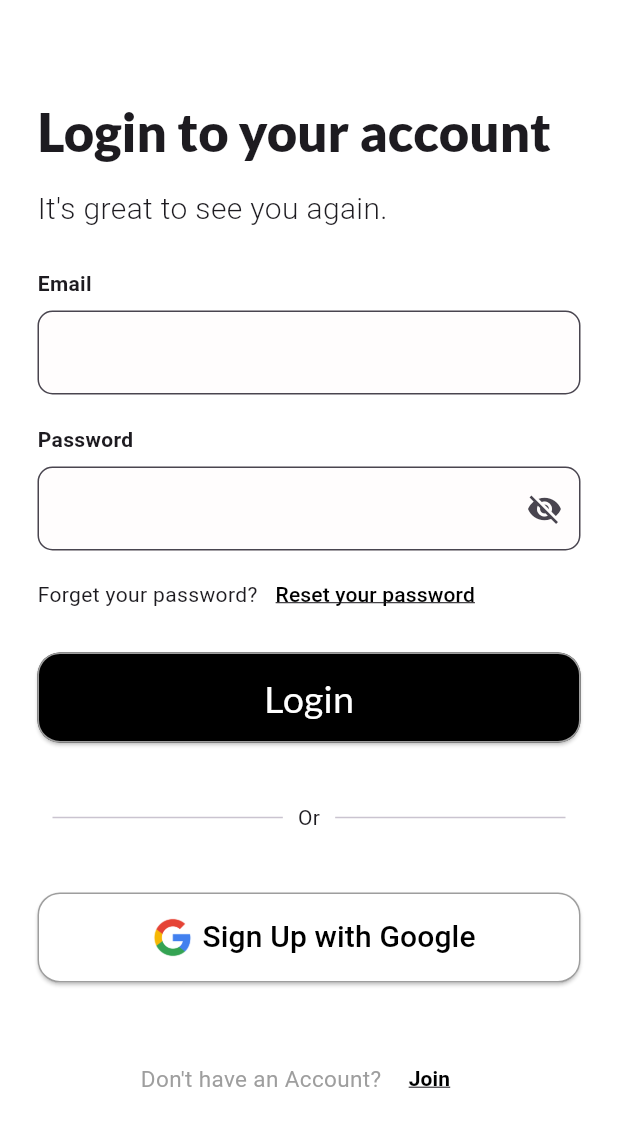
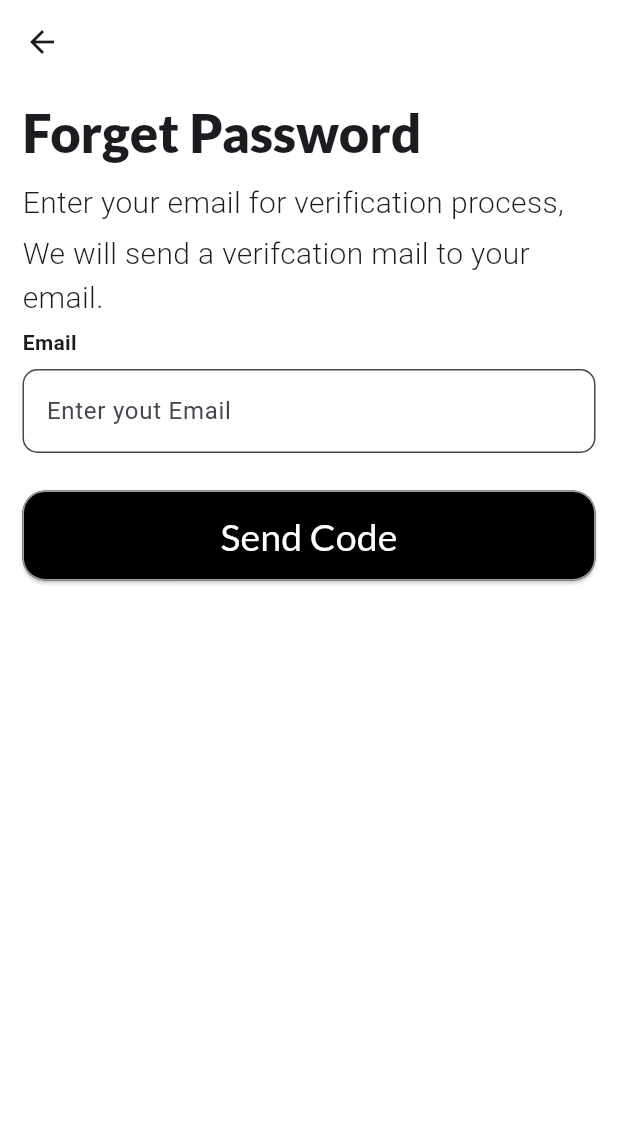
Before and after one commit to faiquefaizal/techmart-Ecommerce-user, a Flutter app: the screen it shows after launch, after a tap on "Get Started", after a tap on "Reset your password", on a phone screen of 412 x 824 dp. Shown: the top 1127 px of the screen. Run offline on Flutter 3.47's test engine with Material 3 defaults, Android fonts, the phone set to English and light mode, and no system bars; our stand-ins replace bloc, cloud_firestore, firebase_auth, firebase_core, flutter_bloc, google_fonts and 3 more; accounts and stored records are empty.

Commit message:
final commit of week1

```diff
--- a/lib/core/models/app_routes.dart
+++ b/lib/core/models/app_routes.dart
@@ -6,4 +6,5 @@ class AppRoutes {
   static const String privacyPolicy = "/privacyPolicy";
   static const String terms = "/termsandcondition";
   static const String home = "/homescreen";
+  static const String resetPassword = "/resetPassword";
 }
--- a/lib/core/widgets/form_field.dart
+++ b/lib/core/widgets/form_field.dart
@@ -7,12 +7,14 @@ class CustemTextFIeld extends StatefulWidget {
   final TextEditingController controller;
   final bool password;
   final bool readOnly;
+  String? Function(String?)? validator;
   CustemTextFIeld({
     required this.label,
     required this.hintText,
     required this.controller,
     this.password = false,
     this.readOnly = false,
+    this.validator,
   });
 
   @override
@@ -20,7 +22,14 @@ class CustemTextFIeld extends StatefulWidget {
 }
 
 class _CustemTextFIeldState extends State<CustemTextFIeld> {
-  bool _obscureText = false;
+  late bool _obscureText;
+  @override
+  void initState() {
+    // TODO: implement initState
+    super.initState();
+    _obscureText = widget.password;
+  }
+
   @override
   Widget build(BuildContext context) {
     return Column(
@@ -29,12 +38,14 @@ class _CustemTextFIeldState extends State<CustemTextFIeld> {
         SizedBox(height: 5),
         Text(widget.label, style: const TextStyle(fontWeight: FontWeight.w700)),
         const SizedBox(height: 8),
-        TextField(
+        TextFormField(
+          validator: widget.validator,
           readOnly: widget.readOnly,
           controller: widget.controller,
           obscureText: _obscureText,
 
           decoration: InputDecoration(
+            hintText: widget.hintText,
             filled: true,
             fillColor: const Color.fromARGB(255, 255, 253, 253),
             suffixIcon:
@@ -111,13 +122,15 @@ class DatePickerFormField extends StatelessWidget {
   final String label;
   final DateTime firstDate;
   final DateTime lastDate;
+  String? Function(String?)? validator;
 
-  const DatePickerFormField({
+  DatePickerFormField({
     super.key,
     required this.controller,
     required this.label,
     required this.firstDate,
     required this.lastDate,
+    this.validator,
   });
 
   @override
@@ -129,6 +142,7 @@ class DatePickerFormField extends StatelessWidget {
         Text(label, style: const TextStyle(fontWeight: FontWeight.w700)),
         const SizedBox(height: 8),
         TextFormField(
+          validator: validator,
           controller: controller,
           readOnly: true,
           style: const TextStyle(color: Color.fromARGB(255, 0, 0, 0)),
@@ -260,6 +274,8 @@ class PhoneNumberField extends StatelessWidget {
 
   final ValueChanged<String?> onCountryCodeChanged;
   final String label;
+
+  String? Function(String?)? validator;
   PhoneNumberField({
     super.key,
     required this.controller,
@@ -267,6 +283,7 @@ class PhoneNumberField extends StatelessWidget {
     required this.label,
     required this.onCountryCodeChanged,
     required this.hintText,
+    this.validator,
   });
 
   @override
@@ -306,12 +323,7 @@ class PhoneNumberField extends StatelessWidget {
                     borderSide: BorderSide(color: Colors.black),
                   ),
                 ),
-                validator: (value) {
-                  if (value == null || value.isEmpty) {
-                    return 'Please enter your phone number';
-                  }
-                  return null;
-                },
+                validator: validator,
               ),
             ),
           ],
--- a/lib/features/authentication/bloc/auth_bloc.dart
+++ b/lib/features/authentication/bloc/auth_bloc.dart
@@ -1,6 +1,7 @@
 import 'dart:developer';
 
 import 'package:bloc/bloc.dart';
+import 'package:firebase_auth/firebase_auth.dart';
 import 'package:meta/meta.dart';
 import 'package:shared_preferences/shared_preferences.dart';
 import 'package:techmart/features/authentication/service/Auth_service.dart';
@@ -37,9 +38,9 @@ class AuthBlocBloc extends Bloc<AuthBlocEvent, AuthBlocState> {
       } else {
         emit(UnAuthenticated());
       }
-    } catch (e) {
+    } on FirebaseAuthException catch (e) {
       log("errorauth");
-      emit(ErrorAuth(e.toString()));
+      emit(ErrorAuth(e.message.toString()));
     }
   }
 
@@ -61,9 +62,9 @@ class AuthBlocBloc extends Bloc<AuthBlocEvent, AuthBlocState> {
         log("unauthicatedstate");
         emit(UnAuthenticated());
       }
-    } catch (e) {
+    } on FirebaseAuthException catch (e) {
       log("error");
-      emit(ErrorAuth(e.toString()));
+      emit(ErrorAuth(e.message.toString()));
     }
   }
 
--- /dev/null
+++ b/lib/features/authentication/screens/password_reset_screen.dart
@@ -0,0 +1,93 @@
+import 'package:firebase_auth/firebase_auth.dart';
+import 'package:flutter/material.dart';
+import 'package:techmart/core/widgets/button_widgets.dart';
+import 'package:techmart/core/widgets/form_field.dart';
+import 'package:techmart/core/widgets/snakbar_widgert.dart';
+import 'package:techmart/features/authentication/service/Auth_service.dart';
+
+class PasswordResetScreen extends StatelessWidget {
+  AuthService authService = AuthService();
+  final _formState = GlobalKey<FormState>();
+  PasswordResetScreen({super.key});
+
+  @override
+  Widget build(BuildContext context) {
+    TextEditingController emailcontroller = TextEditingController();
+    return Scaffold(
+      appBar: AppBar(backgroundColor: Colors.white),
+      body: Padding(
+        padding: const EdgeInsets.all(15),
+        child: Column(
+          crossAxisAlignment: CrossAxisAlignment.start,
+
+          children: [
+            Text(
+              "Forget Password",
+              style: Theme.of(context).textTheme.displayMedium,
+            ),
+            SizedBox(height: 15),
+            Text(
+              "Enter your email for verification process,",
+              style: TextStyle(fontSize: 20, fontWeight: FontWeight.w300),
+            ),
+            SizedBox(height: 5),
+            Text(
+              "We will send a verifcation mail to your email.",
+              style: TextStyle(fontSize: 20, fontWeight: FontWeight.w300),
+            ),
+            Form(
+              key: _formState,
+              child: CustemTextFIeld(
+                label: "Email",
+                hintText: "Enter yout Email",
+                controller: emailcontroller,
+                validator: (value) {
+                  if (value == null || value.isEmpty) {
+                    return "Email cannot be empty";
+                  }
+                  if (!RegExp(r'^[^@]+@[^@]+\.[^@]+').hasMatch(value)) {
+                    return "Enter a valid email";
+                  }
+                  return null;
+                },
+              ),
+            ),
+            SizedBox(height: 20),
+            CustemButton(
+              Label: "Send Code",
+              onpressed: () {
+                if (_formState.currentState!.validate()) {
+                  // if(email.isEmpty){
+
+                  // }
+                  try {
+                    // if (email.isEmpty) {
+                    //   return custemSnakbar(context, "Enter email", Colors.red);
+                    // }
+                    authService.passWordReset(emailcontroller.text.trim());
+
+                    return custemSnakbar(
+                      context,
+                      "Verification link send to your Mail",
+                      Colors.red,
+                    );
+                    // showDialog(
+                    //   context: context,
+                    //   builder: (_) {
+                    //     return AlertDialog(
+                    //       title: Text("Verification link send to your Mail"),
+                    //     );
+                    //   },
+                    // );
+                  } on FirebaseAuthException catch (e) {
+                    custemSnakbar(context, e.message.toString(), Colors.red);
+                  }
+                }
+              },
+            ),
+          ],
+        ),
+      ),
+    );
+  }
+}
--- a/lib/features/authentication/service/Auth_service.dart
+++ b/lib/features/authentication/service/Auth_service.dart
@@ -114,9 +114,17 @@ class AuthService {
       await auth.signInWithCredential(Gcred);
 
       return auth.currentUser!.uid;
-    } catch (e) {
+    } on FirebaseAuthException catch (e) {
       log("google sign in error${e.toString()}");
       rethrow;
     }
   }
+
+  void passWordReset(String email) async {
+    try {
+      await auth.sendPasswordResetEmail(email: email);
+    } catch (e) {
+      rethrow;
+    }
+  }
 }
--- a/lib/main.dart
+++ b/lib/main.dart
@@ -6,6 +6,7 @@ import 'package:techmart/core/models/app_routes.dart';
 import 'package:techmart/features/authentication/bloc/auth_bloc.dart';
 
 import 'package:techmart/features/authentication/screens/login_screen.dart';
+import 'package:techmart/features/authentication/screens/password_reset_screen.dart';
 import 'package:techmart/features/authentication/screens/privacy_policy.dart';
 import 'package:techmart/features/authentication/screens/sign_up_screen.dart';
 import 'package:techmart/features/authentication/screens/spash_screen.dart';
@@ -68,6 +69,7 @@ class MyApp extends StatelessWidget {
           AppRoutes.privacyPolicy: (context) => PrivacyPolicyScreen(),
           AppRoutes.terms: (context) => TermsAndConditionsPage(),
           AppRoutes.home: (context) => Home(),
+          AppRoutes.resetPassword: (context) => PasswordResetScreen(),
         },
       ),
     );
```
Also changed, not shown: lib/core/widgets/button_widgets.dart (+12 -8 lines), lib/core/widgets/custem_dialogs.dart (added, +60 -0 lines), lib/core/widgets/snakbar_widgert.dart (added, +15 -0 lines), lib/features/authentication/screens/login_screen.dart (+38 -5 lines), lib/features/authentication/screens/sign_up_screen.dart (+71 -8 lines), lib/screens/home_screen.dart (+24 -12 lines).
